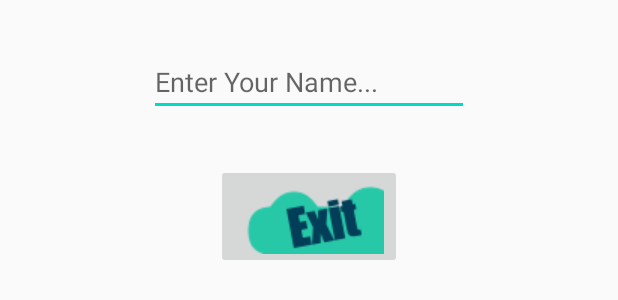
After one commit to jjtsai0907/jjExamApp, an Android app: the layout enter_name_dialog.xml on its own in the app's theme, with its tools: preview values and no code run, on a phone screen of 412 x 824 dp. The commit adds this screen. Shown: the top 300 px of the screen. Run offline under Robolectric (Android 15) with nearby library versions, the phone set to English and light mode, and no system bars; Roboto replaces fonts that are not available here.

Commit message:
Now players can enter name.

```diff
--- a/app/src/main/java/com/example/examapp/DataManager.kt
+++ b/app/src/main/java/com/example/examapp/DataManager.kt
@@ -10,6 +10,7 @@ object DataManager {
     var wallet: Int = 0
     var currentCountry: Int = -1
     var clearMaps: Boolean = false
+    lateinit var userName: String
 
     init{
         createMockData()
--- a/app/src/main/res/layout/activity_main.xml
+++ b/app/src/main/res/layout/activity_main.xml
@@ -53,7 +53,7 @@
         android:layout_marginStart="50dp"
         android:layout_marginBottom="32dp"
         android:background="#00000000"
-        android:onClick="howToPlay"
+        android:onClick="getName"
         android:shadowColor="#040404"
         android:shadowDx="2"
         android:shadowDy="2"
--- /dev/null
+++ b/app/src/main/res/layout/enter_name_dialog.xml
@@ -0,0 +1,33 @@
+<?xml version="1.0" encoding="utf-8"?>
+<androidx.constraintlayout.widget.ConstraintLayout xmlns:android="http://schemas.android.com/apk/res/android"
+    xmlns:app="http://schemas.android.com/apk/res-auto"
+    xmlns:tools="http://schemas.android.com/tools"
+    android:layout_width="match_parent"
+    android:layout_height="wrap_content">
+
+    <EditText
+        android:id="@+id/nameEditText"
+        android:layout_width="wrap_content"
+        android:layout_height="wrap_content"
+        android:layout_marginTop="32dp"
+        android:ems="10"
+        android:hint="Enter Your Name..."
+        android:inputType="textPersonName"
+        app:layout_constraintEnd_toEndOf="parent"
+        app:layout_constraintHorizontal_bias="0.5"
+        app:layout_constraintStart_toStartOf="parent"
+        app:layout_constraintTop_toTopOf="parent" />
+
+    <ImageButton
+        android:id="@+id/nameButton"
+        android:layout_width="wrap_content"
+        android:layout_height="wrap_content"
+        android:layout_marginTop="32dp"
+        android:onClick="getName2"
+        app:layout_constraintEnd_toEndOf="parent"
+        app:layout_constraintHorizontal_bias="0.5"
+        app:layout_constraintStart_toStartOf="parent"
+        app:layout_constraintTop_toBottomOf="@+id/nameEditText"
+        app:srcCompat="@drawable/exit" />
+
+</androidx.constraintlayout.widget.ConstraintLayout>
```
Also changed, not shown: app/src/main/java/com/example/examapp/EnterNameDialog.kt (added, +47 -0 lines), app/src/main/java/com/example/examapp/MainActivity.kt (+31 -0 lines).
